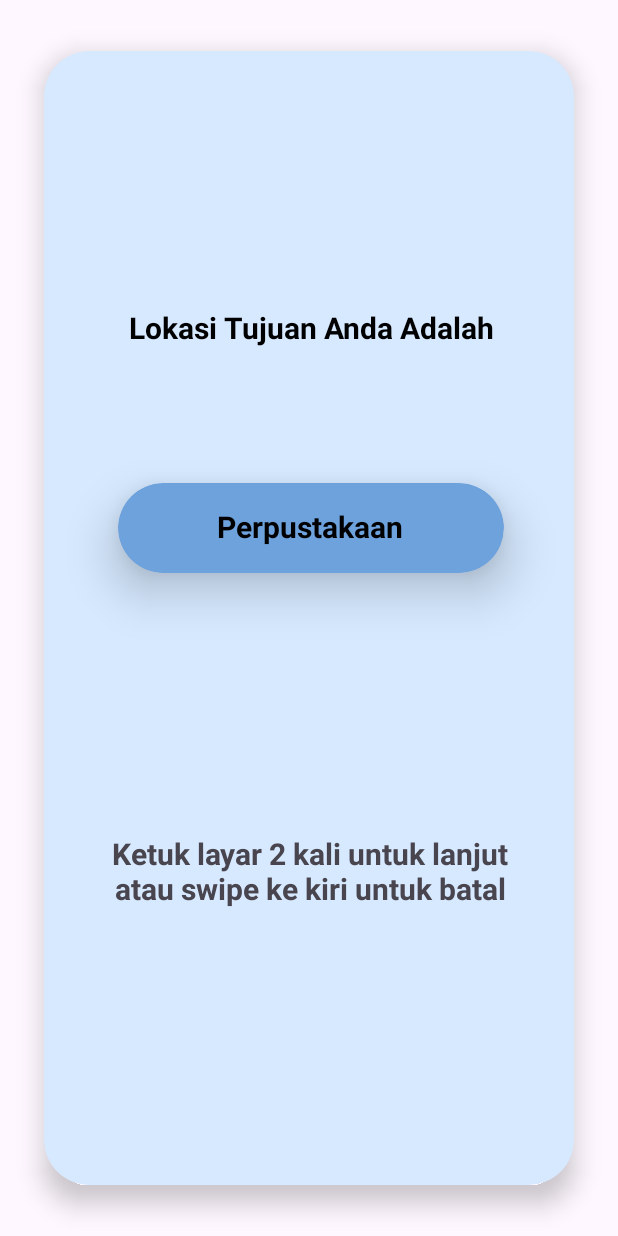
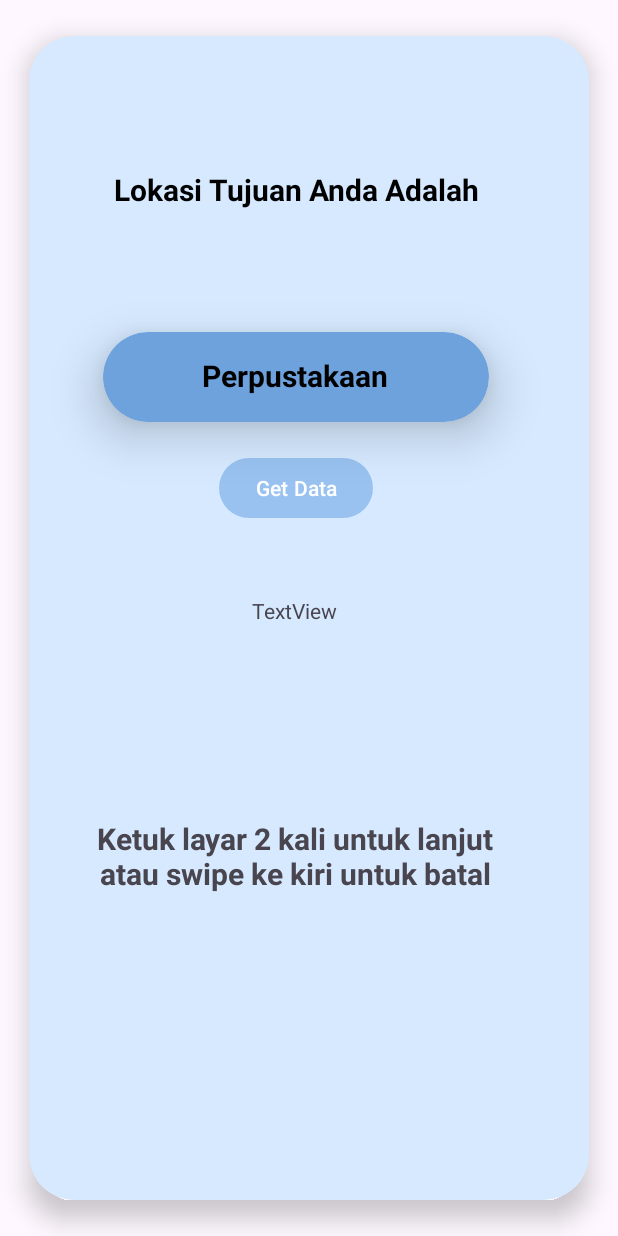
Before and after one commit to mhdfarhann/MataNetra, an Android app: the ConfirmationActivity screen opened directly, with no data from a screen before it, on a phone screen of 412 x 824 dp. Run offline under Robolectric (Android 15) with nearby library versions, the phone set to English and light mode, and no system bars.

Commit message:
add ApiService,Config,get data compass,lat and long

```diff
--- a/app/build.gradle.kts
+++ b/app/build.gradle.kts
@@ -56,6 +56,8 @@ dependencies {
     testImplementation("junit:junit:4.13.2")
     androidTestImplementation("androidx.test.ext:junit:1.1.5")
     androidTestImplementation("androidx.test.espresso:espresso-core:3.5.1")
+    implementation ("androidx.activity:activity-ktx:1.8.1")
+    implementation("com.google.android.gms:play-services-location:21.0.1")
 
     // camera
     implementation ("androidx.camera:camera-core:1.4.0-alpha02")
--- /dev/null
+++ b/app/src/main/java/com/farhan/matanetra/api/ApiService.kt
@@ -0,0 +1,10 @@
+package com.farhan.matanetra.api
+
+import com.farhan.matanetra.response.RoutesResponse
+import retrofit2.Call
+import retrofit2.http.GET
+
+interface ApiService {
+    @GET("/get-routes")
+    fun getRoutes(): Call<RoutesResponse>
+}
--- a/app/src/main/java/com/farhan/matanetra/api/Config.kt
+++ b/app/src/main/java/com/farhan/matanetra/api/Config.kt
@@ -1,16 +1,24 @@
 package com.farhan.matanetra.api
 
+import okhttp3.OkHttpClient
+import okhttp3.logging.HttpLoggingInterceptor
 import retrofit2.Retrofit
 import retrofit2.converter.gson.GsonConverterFactory
 
-//class Config {
-//    companion object{
-//        val response = Retrofit.Builder()
-//            .baseUrl("http://103.127.97.215/")
-//            .addConverterFactory(GsonConverterFactory.create())
-//            .build()
-//
-//        val apiInstance = response.create(ApiService::class.java)
-//    }
-//
-//}
+class Config {
+    companion object{
+        val loggingInterceptor =
+            HttpLoggingInterceptor().setLevel(HttpLoggingInterceptor.Level.BODY)
+        val client = OkHttpClient.Builder()
+            .addInterceptor(loggingInterceptor)
+            .build()
+        val retrofit = Retrofit.Builder()
+            .baseUrl("http://103.127.97.215:5000")
+            .addConverterFactory(GsonConverterFactory.create())
+            .client(client)
+            .build()
+
+        val apiService: ApiService = retrofit.create(ApiService::class.java)
+    }
+
+}
--- a/app/src/main/java/com/farhan/matanetra/confirmation/ConfirmationActivity.kt
+++ b/app/src/main/java/com/farhan/matanetra/confirmation/ConfirmationActivity.kt
@@ -5,17 +5,36 @@ import androidx.appcompat.app.AppCompatActivity
 import android.os.Bundle
 import android.view.GestureDetector
 import android.view.MotionEvent
+import androidx.activity.viewModels
 import com.farhan.matanetra.R
+import com.farhan.matanetra.api.Config
+import com.farhan.matanetra.databinding.ActivityConfirmationBinding
 import com.farhan.matanetra.navigation.NavActivity
 
 class ConfirmationActivity : AppCompatActivity() {
     private lateinit var gestureDetector: GestureDetector
+    private lateinit var binding: ActivityConfirmationBinding
+    private val apiService = Config.apiService
+
+    private val confirmationViewModel : ConfirmationViewModel by viewModels()
 
     override fun onCreate(savedInstanceState: Bundle?) {
         super.onCreate(savedInstanceState)
-        setContentView(R.layout.activity_confirmation)
+        binding = ActivityConfirmationBinding.inflate(layoutInflater)
+        setContentView(binding.root)
 
         gestureDetector = GestureDetector(this, DoubleTapGestureListener())
+
+        binding.btnGetLoc.setOnClickListener {
+            confirmationViewModel.fetchData(apiService)
+        }
+
+        confirmationViewModel.selectedRoute.observe(this) { selectedRoute ->
+            // Display the data in your TextView
+            val displayText = "${selectedRoute.title}: ${selectedRoute.description}: ${selectedRoute.id} : ${selectedRoute.latitude} :  ${selectedRoute.longitude}"
+            binding.tvData.text = displayText
+
+        }
     }
 
     override fun onTouchEvent(event: MotionEvent): Boolean {
--- a/app/src/main/res/layout/activity_confirmation.xml
+++ b/app/src/main/res/layout/activity_confirmation.xml
@@ -14,7 +14,7 @@
     tools:context=".confirmation.ConfirmationActivity">
 
     <androidx.constraintlayout.widget.ConstraintLayout
-        android:id="@+id/confirmation_layout"
+        android:id="@+id/inner_layout"
         android:layout_width="355dp"
         android:layout_height="800dp">
 
@@ -34,9 +34,10 @@
             app:layout_constraintEnd_toEndOf="parent"
             app:layout_constraintStart_toStartOf="parent"
             app:layout_constraintTop_toTopOf="parent"
-            app:layout_constraintVertical_bias="0.228" />
+            app:layout_constraintVertical_bias="0.118" />
 
         <androidx.cardview.widget.CardView
+            android:id="@+id/cardView2"
             android:layout_width="257dp"
             android:layout_height="60dp"
             android:backgroundTint="@color/blue_1"
@@ -46,7 +47,7 @@
             app:layout_constraintEnd_toEndOf="parent"
             app:layout_constraintStart_toStartOf="parent"
             app:layout_constraintTop_toBottomOf="@+id/lokasi_tuju"
-            app:layout_constraintVertical_bias="0.277">
+            app:layout_constraintVertical_bias="0.18">
 
             <TextView
                 android:id="@+id/tv_tujuan"
@@ -79,6 +80,30 @@
             app:layout_constraintEnd_toEndOf="parent"
             app:layout_constraintStart_toStartOf="parent" />
 
+        <Button
+            android:id="@+id/btn_getLoc"
+            android:layout_width="wrap_content"
+            android:layout_height="wrap_content"
+            android:layout_marginTop="20dp"
+            android:text="Get Data"
+            android:onClick="@{() -> viewModel.onGetDataClicked()}"
+            app:layout_constraintEnd_toEndOf="parent"
+            app:layout_constraintStart_toStartOf="parent"
+            app:layout_constraintTop_toBottomOf="@+id/cardView2" />
+
+        <TextView
+            android:id="@+id/tv_data"
+            android:layout_width="wrap_content"
+            android:layout_height="wrap_content"
+            android:layout_marginTop="48dp"
+            android:gravity="center_horizontal"
+            android:text="TextView"
+            app:layout_constraintEnd_toEndOf="parent"
+            app:layout_constraintHorizontal_bias="0.498"
+            app:layout_constraintStart_toStartOf="parent"
+            app:layout_constraintTop_toBottomOf="@+id/btn_getLoc" />
+
+
     </androidx.constraintlayout.widget.ConstraintLayout>
 
 </androidx.cardview.widget.CardView>
--- a/app/src/main/res/values/strings.xml
+++ b/app/src/main/res/values/strings.xml
@@ -6,7 +6,9 @@
     <string name="ketuk_layar">Ketuk layar 2 kali untuk lanjut\natau swipe ke kiri untuk batal</string>
     <string name="perpustakaan">Perpustakaan\n</string>
     <string name="new_text">Perpustakaan\n</string>
-    <string name="dummy_text"> 5 meter lagi untuk mencapai perpustakaan</string>
+    <string name="lat"> lat</string>
+    <string name="lon"> lon</string>
+    <string name="azimuth">azimuth</string>
     <string name="sampai_dituju">Anda sudah sampai di tujuan</string>
     <string name="finishing">Ketuk layar 2 kali untuk mencari tujuan lain</string>
 </resources>
```
Also changed, not shown: app/src/main/AndroidManifest.xml (+9 -0 lines), app/src/main/java/com/farhan/matanetra/confirmation/ConfirmationViewModel.kt (added, +43 -0 lines), app/src/main/java/com/farhan/matanetra/navigation/NavActivity.kt (+166 -50 lines), app/src/main/java/com/farhan/matanetra/response/RouteResponse.kt (added, +25 -0 lines), app/src/main/res/layout/activity_nav.xml (+26 -3 lines), app/src/main/res/xml/network_security_config.xml (added, +12 -0 lines).
